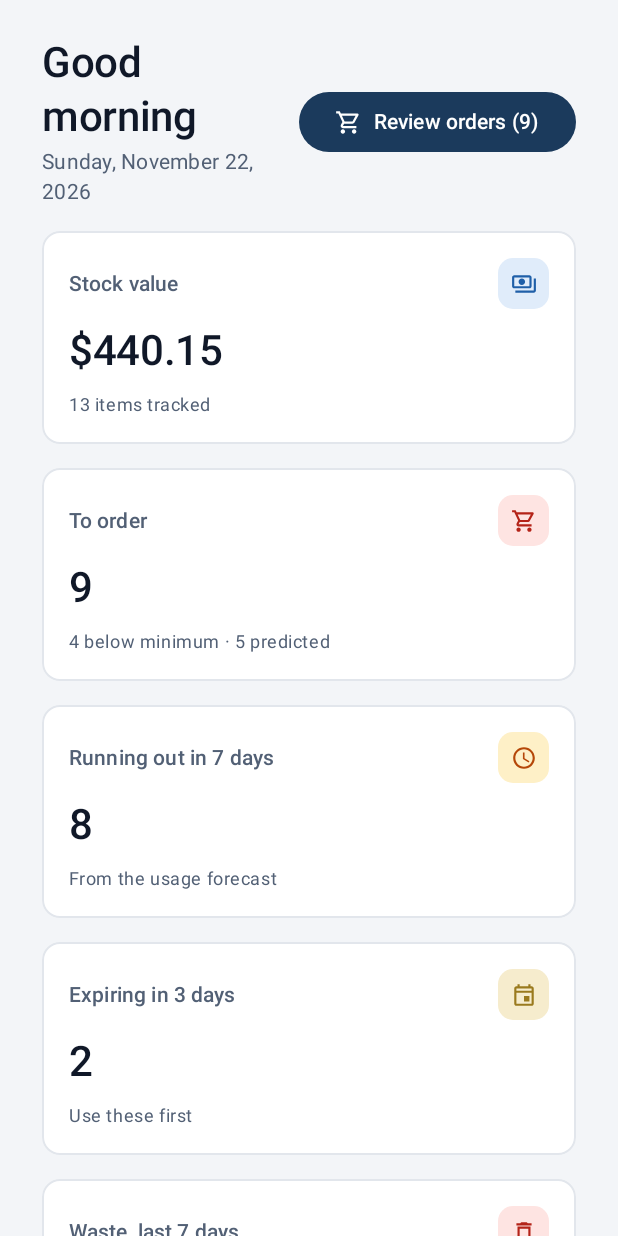
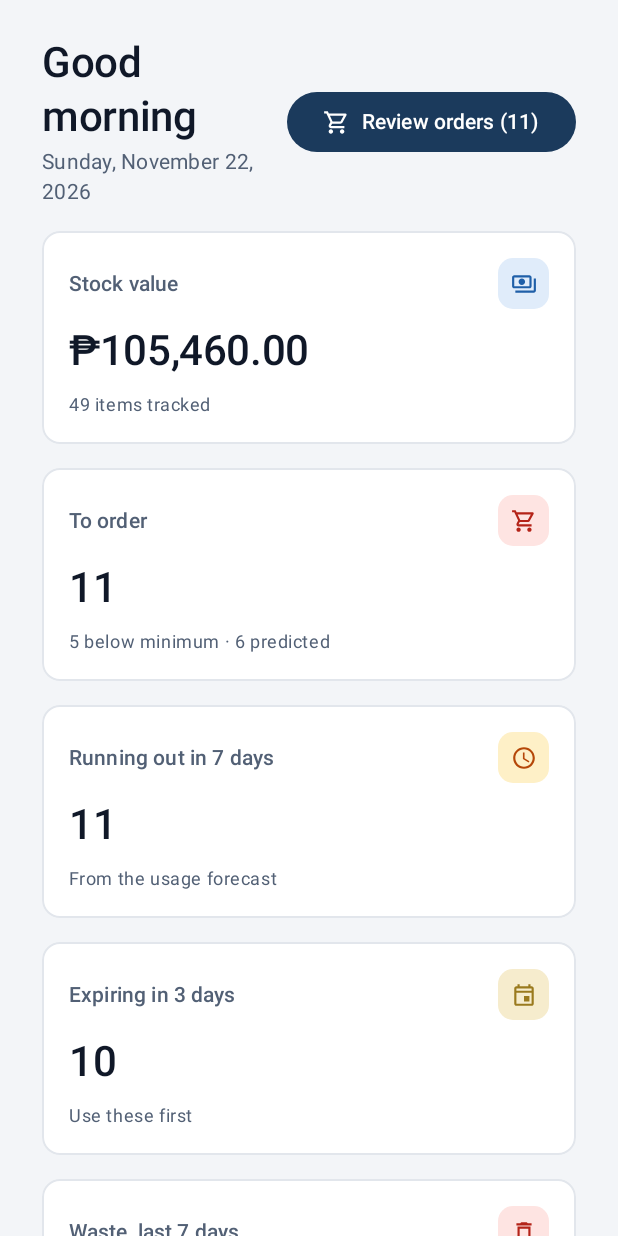
Before and after one commit to ART-MAKER-blip/doro-inventory, an Android app built with Jetpack Compose: the composable DashboardScreen shown on its own in the app's theme, after a tap on "Load sample data", on a phone screen of 412 x 824 dp. Run offline under Robolectric (Android 15) with nearby library versions, the phone set to English and light mode, and no system bars; our stand-ins replace Room's generated code.

Commit message:
Use peso prices and a Filipino bistro sample stock list
- Sample data: 49 ingredients for a Metro Manila bistro menu with
  2026 wholesale/palengke prices in PHP, and six local-style suppliers
  with lead times. Stock, minimum and par levels are derived from each
  item's daily usage and its supplier's lead time, so most items are
  healthy and only a few need ordering.
- Money is always formatted as Philippine pesos, regardless of the
  device locale.

Co-Authored-By: Claude Opus 5.5 <noreply@anthropic.com>

```diff
--- a/app/src/main/java/com/dorobistro/inventory/data/SampleData.kt
+++ b/app/src/main/java/com/dorobistro/inventory/data/SampleData.kt
@@ -77,33 +77,115 @@ object SampleData {
 
     private fun clean(v: Double): Double = Math.round(v * 100.0) / 100.0
 
-    /** Today's sample items. Supplier ids are filled in by the caller. */
-    fun specs(produce: Long, meats: Long, dairy: Long, dry: Long, today: LocalDate = LocalDate.now()): List<Spec> = listOf(
-        Spec(Item(name = "Roma tomatoes", category = "Produce", unit = "kg", quantity = 4.0, minQuantity = 5.0, parLevel = 15.0, costPerUnit = 2.4, supplierId = produce, expiryEpochDay = today.plusDays(4).toEpochDay()),
-            dailyUse = 1.6, wasteEvery = 6, wasteQty = 0.8),
-        Spec(Item(name = "Yellow onions", category = "Produce", unit = "kg", quantity = 12.0, minQuantity = 5.0, parLevel = 20.0, costPerUnit = 1.1, supplierId = produce),
-            dailyUse = 1.2),
-        Spec(Item(name = "Fresh basil", category = "Produce", unit = "bunch", quantity = 5.0, minQuantity = 4.0, parLevel = 10.0, costPerUnit = 1.8, supplierId = produce, expiryEpochDay = today.plusDays(2).toEpochDay()),
-            dailyUse = 1.0, wasteEvery = 4, wasteQty = 1.0, step = 1.0),
-        Spec(Item(name = "Garlic", category = "Produce", unit = "kg", quantity = 2.5, minQuantity = 1.0, parLevel = 4.0, costPerUnit = 4.5, supplierId = produce),
-            dailyUse = 0.15),
-        Spec(Item(name = "Chicken thigh", category = "Meat", unit = "kg", quantity = 8.0, minQuantity = 6.0, parLevel = 20.0, costPerUnit = 6.9, supplierId = meats, expiryEpochDay = today.plusDays(3).toEpochDay()),
-            dailyUse = 2.6, growth = 0.5),
-        Spec(Item(name = "Beef tenderloin", category = "Meat", unit = "kg", quantity = 0.0, minQuantity = 3.0, parLevel = 8.0, costPerUnit = 32.0, supplierId = meats),
-            dailyUse = 0.9),
-        Spec(Item(name = "Mozzarella", category = "Dairy", unit = "kg", quantity = 5.0, minQuantity = 3.0, parLevel = 10.0, costPerUnit = 9.5, supplierId = dairy, expiryEpochDay = today.plusDays(9).toEpochDay()),
-            dailyUse = 0.8),
-        Spec(Item(name = "Parmesan", category = "Dairy", unit = "kg", quantity = 1.5, minQuantity = 2.0, parLevel = 5.0, costPerUnit = 22.0, supplierId = dairy),
-            dailyUse = 0.25),
-        Spec(Item(name = "Heavy cream", category = "Dairy", unit = "L", quantity = 6.0, minQuantity = 4.0, parLevel = 12.0, costPerUnit = 4.2, supplierId = dairy, expiryEpochDay = today.plusDays(6).toEpochDay()),
-            dailyUse = 1.1, wasteEvery = 9, wasteQty = 1.0),
-        Spec(Item(name = "Extra virgin olive oil", category = "Dry goods", unit = "L", quantity = 9.0, minQuantity = 5.0, parLevel = 15.0, costPerUnit = 11.0, supplierId = dry),
-            dailyUse = 0.6),
-        Spec(Item(name = "Flour 00", category = "Dry goods", unit = "kg", quantity = 18.0, minQuantity = 10.0, parLevel = 40.0, costPerUnit = 1.6, supplierId = dry),
-            dailyUse = 2.5, growth = 0.15),
-        Spec(Item(name = "Espresso beans", category = "Beverage", unit = "kg", quantity = 2.0, minQuantity = 3.0, parLevel = 8.0, costPerUnit = 19.0, supplierId = dry),
-            dailyUse = 0.35),
-        Spec(Item(name = "Arborio rice", category = "Dry goods", unit = "kg", quantity = 22.0, minQuantity = 5.0, parLevel = 25.0, costPerUnit = 3.2, supplierId = dry),
-            dailyUse = 0.5, growth = -0.3),
+    /** Database ids of the sample suppliers, filled in by the caller. */
+    data class SupplierIds(
+        val produce: Long, val meats: Long, val seafood: Long,
+        val dairy: Long, val dry: Long, val coffee: Long,
     )
+
+    /** Days from ordering to delivery for each sample supplier. */
+    object Lead {
+        const val PRODUCE = 1
+        const val MEATS = 1
+        const val SEAFOOD = 1
+        const val DAIRY = 2
+        const val DRY = 3
+        const val COFFEE = 4
+    }
+
+    /**
+     * Sample stock for a Filipino bistro in Metro Manila (silog breakfasts, adobo, sinigang, kare-kare,
+     * sisig, pasta, coffee and shakes). Costs are typical 2026 wholesale / palengke prices in pesos per unit.
+     *
+     * Stock levels are worked out from each item's daily usage and its supplier's lead time, the same
+     * way a kitchen would set them: the minimum covers the lead time plus a 2-day buffer, the par level
+     * covers another week on top. [daysLeft] says how many days of stock are on the shelf today; most
+     * items are comfortably stocked, a few are deliberately low so the reorder and forecast screens
+     * have something to show.
+     */
+    fun specs(s: SupplierIds, today: LocalDate = LocalDate.now()): List<Spec> {
+        val out = ArrayList<Spec>()
+        fun add(
+            name: String, category: String, unit: String, cost: Double, supplier: Long, lead: Int,
+            use: Double, daysLeft: Double = lead + 6.0 + name.length % 4, step: Double = 0.1, expiresIn: Long? = null,
+            growth: Double = 0.0, wasteEvery: Int = 0, wasteQty: Double = 0.0,
+        ) {
+            fun r(v: Double) = clean((v / step).roundToLong() * step)
+            val min = max(r(use * (lead + 2)), step)
+            val par = max(r(use * (lead + 2 + 7)), min + step)
+            val qty = r(use * daysLeft).coerceAtMost(par)
+            out += Spec(
+                Item(name = name, category = category, unit = unit, quantity = qty, minQuantity = min, parLevel = par,
+                    costPerUnit = cost, supplierId = supplier, expiryEpochDay = expiresIn?.let { today.plusDays(it).toEpochDay() }),
+                dailyUse = use, growth = growth, wasteEvery = wasteEvery, wasteQty = wasteQty, step = step,
+            )
+        }
+        val produce = "Produce"; val meat = "Meat"; val seafood = "Seafood"; val dairy = "Dairy & chilled"
+        val dry = "Dry goods"; val sauces = "Sauces & condiments"; val bev = "Beverage"
+        val pl = Lead.PRODUCE; val ml = Lead.MEATS; val sl = Lead.SEAFOOD; val dl = Lead.DAIRY; val gl = Lead.DRY; val cl = Lead.COFFEE
+
+        // Produce (palengke, delivered daily)
+        add("Tomatoes", produce, "kg", 90.0, s.produce, pl, use = 2.0, daysLeft = 2.5, expiresIn = 4, wasteEvery = 5, wasteQty = 0.6)
+        add("Red onions", produce, "kg", 160.0, s.produce, pl, use = 1.5)
+        add("White onions", produce, "kg", 140.0, s.produce, pl, use = 0.8)
+        add("Garlic", produce, "kg", 160.0, s.produce, pl, use = 1.2, growth = 0.2)
+        add("Ginger", produce, "kg", 180.0, s.produce, pl, use = 0.3)
+        add("Kangkong", produce, "bundle", 25.0, s.produce, pl, use = 4.0, daysLeft = 5.0, step = 1.0, expiresIn = 1, wasteEvery = 3, wasteQty = 2.0)
+        add("Sitaw (string beans)", produce, "bundle", 40.0, s.produce, pl, use = 3.0, step = 1.0, expiresIn = 3, wasteEvery = 6, wasteQty = 1.0)
+        add("Talong (eggplant)", produce, "kg", 100.0, s.produce, pl, use = 1.0, expiresIn = 4, wasteEvery = 8, wasteQty = 0.4)
+        add("Pechay", produce, "bundle", 30.0, s.produce, pl, use = 3.0, step = 1.0, expiresIn = 2, wasteEvery = 4, wasteQty = 1.0)
+        add("Calamansi", produce, "kg", 120.0, s.produce, pl, use = 1.0, expiresIn = 6, wasteEvery = 7, wasteQty = 0.3)
+        add("Siling labuyo", produce, "kg", 400.0, s.produce, pl, use = 0.1, step = 0.05)
+        add("Romaine lettuce", produce, "kg", 250.0, s.produce, pl, use = 0.6, expiresIn = 2, wasteEvery = 4, wasteQty = 0.3)
+        add("Potatoes", produce, "kg", 110.0, s.produce, pl, use = 1.2)
+        add("Carrots", produce, "kg", 110.0, s.produce, pl, use = 0.8)
+        add("Ripe mangoes", produce, "kg", 160.0, s.produce, pl, use = 1.0, daysLeft = 4.5, expiresIn = 3, growth = 0.4, wasteEvery = 5, wasteQty = 0.5)
+
+        // Meat
+        add("Pork belly (liempo)", meat, "kg", 380.0, s.meats, ml, use = 3.5, growth = 0.2, expiresIn = 4)
+        add("Pork kasim", meat, "kg", 330.0, s.meats, ml, use = 2.0, expiresIn = 4)
+        add("Pork maskara & ears (sisig)", meat, "kg", 220.0, s.meats, ml, use = 1.2, daysLeft = 1.0, expiresIn = 2)
+        add("Chicken leg quarters", meat, "kg", 210.0, s.meats, ml, use = 4.0, expiresIn = 3)
+        add("Beef sirloin (tapa & salpicao)", meat, "kg", 560.0, s.meats, ml, use = 1.2, expiresIn = 5)
+        add("Oxtail (kare-kare)", meat, "kg", 650.0, s.meats, ml, use = 0.8, daysLeft = 0.0)
+        add("Longganisa", meat, "kg", 320.0, s.meats, ml, use = 1.0, expiresIn = 10)
+        add("Bacon", meat, "kg", 550.0, s.meats, ml, use = 0.5, expiresIn = 14)
+
+        // Seafood (fish port suki)
+        add("Bangus belly (boneless)", seafood, "kg", 380.0, s.seafood, sl, use = 1.2, expiresIn = 2, wasteEvery = 9, wasteQty = 0.4)
+        add("Shrimp, medium", seafood, "kg", 550.0, s.seafood, sl, use = 0.8, daysLeft = 3.5, growth = 0.3, expiresIn = 2)
+        add("Squid", seafood, "kg", 380.0, s.seafood, sl, use = 0.5, expiresIn = 2)
+
+        // Dairy & chilled
+        add("Eggs", dairy, "tray (30)", 250.0, s.meats, ml, use = 2.0, step = 1.0, wasteEvery = 10, wasteQty = 0.2)
+        add("Fresh milk", dairy, "L", 100.0, s.dairy, dl, use = 4.0, growth = 0.3, expiresIn = 5, wasteEvery = 8, wasteQty = 1.0)
+        add("All-purpose cream", dairy, "L", 280.0, s.dairy, dl, use = 1.0, expiresIn = 20)
+        add("Butter", dairy, "kg", 550.0, s.dairy, dl, use = 0.4, expiresIn = 30)
+        add("Quickmelt cheese", dairy, "kg", 450.0, s.dairy, dl, use = 0.3, expiresIn = 25)
+        add("Parmesan", dairy, "kg", 1400.0, s.dairy, dl, use = 0.15, daysLeft = 3.0, step = 0.05)
+        add("Condensed milk", dairy, "can", 60.0, s.dairy, dl, use = 3.0, step = 1.0)
+        add("Evaporated milk", dairy, "can", 45.0, s.dairy, dl, use = 2.0, step = 1.0)
+
+        // Dry goods
+        add("Rice (dinorado)", dry, "kg", 60.0, s.dry, gl, use = 12.0, growth = 0.1, step = 0.5)
+        add("Spaghetti", dry, "kg", 130.0, s.dry, gl, use = 1.5)
+        add("Cooking oil", dry, "L", 100.0, s.dry, gl, use = 2.5, daysLeft = 6.0)
+        add("White sugar", dry, "kg", 90.0, s.dry, gl, use = 1.5)
+        add("Peanut butter", dry, "kg", 300.0, s.dry, gl, use = 0.2)
+        add("Sinigang mix (tamarind)", dry, "pack", 25.0, s.dry, gl, use = 3.0, step = 1.0)
+        add("Extra virgin olive oil", dry, "L", 650.0, s.dry, gl, use = 0.3, growth = -0.3)
+
+        // Sauces & condiments
+        add("Soy sauce", sauces, "L", 60.0, s.dry, gl, use = 0.8)
+        add("Cane vinegar", sauces, "L", 50.0, s.dry, gl, use = 0.7)
+        add("Patis (fish sauce)", sauces, "L", 80.0, s.dry, gl, use = 0.2)
+        add("Bagoong alamang", sauces, "kg", 250.0, s.dry, gl, use = 0.2, expiresIn = 30)
+
+        // Beverage
+        add("Coffee beans (Benguet arabica)", bev, "kg", 900.0, s.coffee, cl, use = 0.7, daysLeft = 4.0, growth = 0.25)
+        add("Bottled water 500 mL", bev, "case (24)", 200.0, s.dry, gl, use = 1.0, step = 1.0)
+        add("Soft drinks (cans)", bev, "case (24)", 900.0, s.dry, gl, use = 0.5, step = 1.0)
+        add("Tube ice", bev, "bag (5 kg)", 50.0, s.produce, pl, use = 6.0, growth = 0.2, step = 1.0)
+        return out
+    }
 }
--- a/app/src/main/java/com/dorobistro/inventory/ui/Components.kt
+++ b/app/src/main/java/com/dorobistro/inventory/ui/Components.kt
@@ -86,7 +86,10 @@ fun Double.fmt1(): String =
 fun Double.signed(): String = if (this > 0) "+${fmt()}" else fmt()
 fun Double.fieldText(): String = if (this == 0.0) "" else fmt()
 fun parseNum(s: String): Double? = s.trim().replace(',', '.').toDoubleOrNull()
-fun money(v: Double): String = NumberFormat.getCurrencyInstance().format(v)
+/** Prices are in Philippine pesos (₱), whatever the tablet's language setting. */
+fun money(v: Double): String = pesoFormat.format(v)
+
+private val pesoFormat: NumberFormat = NumberFormat.getCurrencyInstance(java.util.Locale("en", "PH")).apply { currency = java.util.Currency.getInstance("PHP") }
 
 private val timeFmt = DateTimeFormatter.ofPattern("MMM d, HH:mm")
 private val clockFmt = DateTimeFormatter.ofPattern("HH:mm")
--- a/app/src/main/java/com/dorobistro/inventory/ui/InventoryViewModel.kt
+++ b/app/src/main/java/com/dorobistro/inventory/ui/InventoryViewModel.kt
@@ -101,14 +101,18 @@ class InventoryViewModel(app: Application) : AndroidViewModel(app) {
 
     /** Loads sample suppliers and items with four weeks of history, so forecasts and insights work right away. */
     fun loadSampleData() = viewModelScope.launch {
-        val produce = dao.insertSupplier(Supplier(name = "Fresh Farms Produce", contactName = "Order desk", phone = "555-0101", leadTimeDays = 1, notes = "Delivers daily before 8am"))
-        val meats = dao.insertSupplier(Supplier(name = "Prime Cuts Meats", contactName = "Sales", phone = "555-0102", leadTimeDays = 2))
-        val dairy = dao.insertSupplier(Supplier(name = "Valley Dairy Co.", email = "orders@example.com", leadTimeDays = 2))
-        val dry = dao.insertSupplier(Supplier(name = "Pantry Wholesale", phone = "555-0104", leadTimeDays = 4, notes = "Order by Tuesday for Friday delivery"))
+        val ids = SampleData.SupplierIds(
+            produce = dao.insertSupplier(Supplier(name = "Suki gulayan (Balintawak Market)", leadTimeDays = SampleData.Lead.PRODUCE, notes = "Vegetables, fruit, tube ice. Delivers 6am daily; order by 8pm the night before.")),
+            meats = dao.insertSupplier(Supplier(name = "Suki butcher (Farmers Market Cubao)", leadTimeDays = SampleData.Lead.MEATS, notes = "Pork, chicken, beef, eggs. Delivers daily except Sunday.")),
+            seafood = dao.insertSupplier(Supplier(name = "Navotas Fish Port suki", leadTimeDays = SampleData.Lead.SEAFOOD, notes = "Bangus, shrimp, squid. Early-morning delivery.")),
+            dairy = dao.insertSupplier(Supplier(name = "Chilled & dairy distributor", leadTimeDays = SampleData.Lead.DAIRY, notes = "Milk, cream, butter, cheese, canned milk.")),
+            dry = dao.insertSupplier(Supplier(name = "Puregold Price Club (wholesale)", leadTimeDays = SampleData.Lead.DRY, notes = "Rice, oil, condiments, drinks. Pickup run Tuesday & Friday.")),
+            coffee = dao.insertSupplier(Supplier(name = "Benguet coffee roaster", leadTimeDays = SampleData.Lead.COFFEE, notes = "Arabica beans shipped by courier from Baguio.")),
+        )
         val today = LocalDate.now()
         val zone = ZoneId.systemDefault()
         val random = Random(42)
-        SampleData.specs(produce, meats, dairy, dry, today).forEach { spec ->
+        SampleData.specs(ids, today).forEach { spec ->
             val id = dao.insertItem(spec.item)
             dao.insertMovements(SampleData.history(spec, id, SAMPLE_DAYS, today, zone, random))
         }
```
Also changed, not shown: 1 other file.
